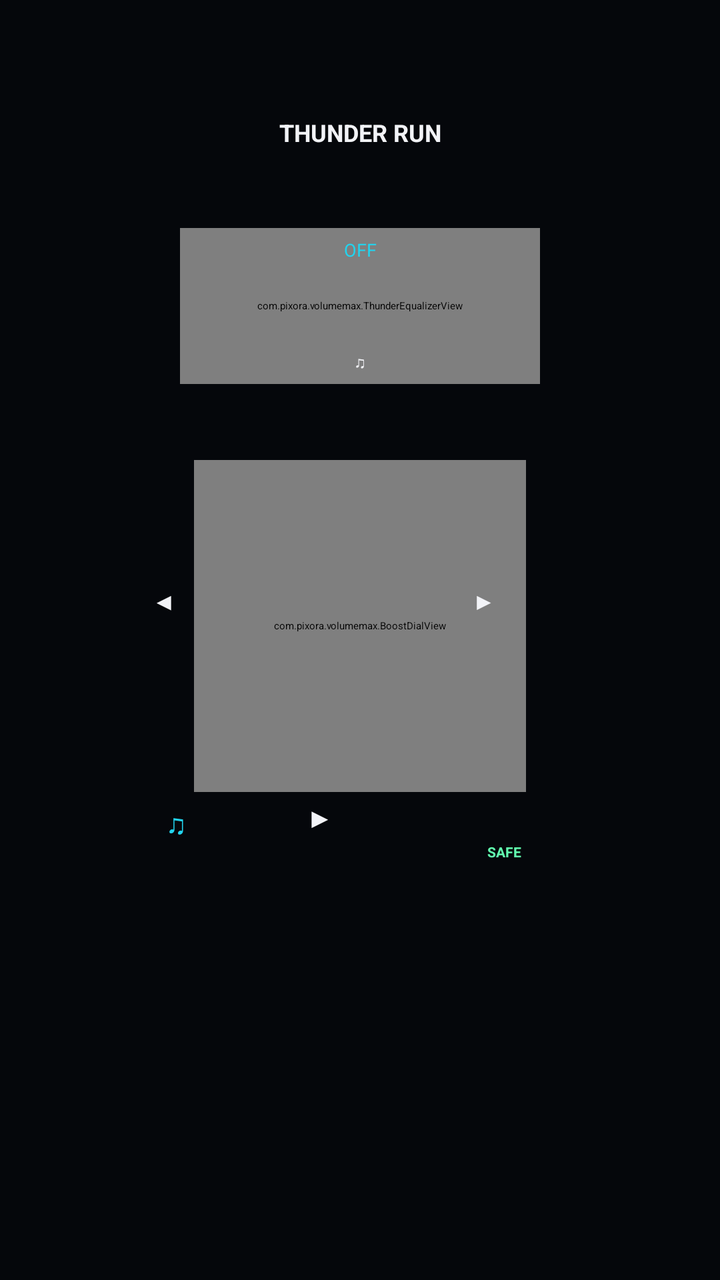
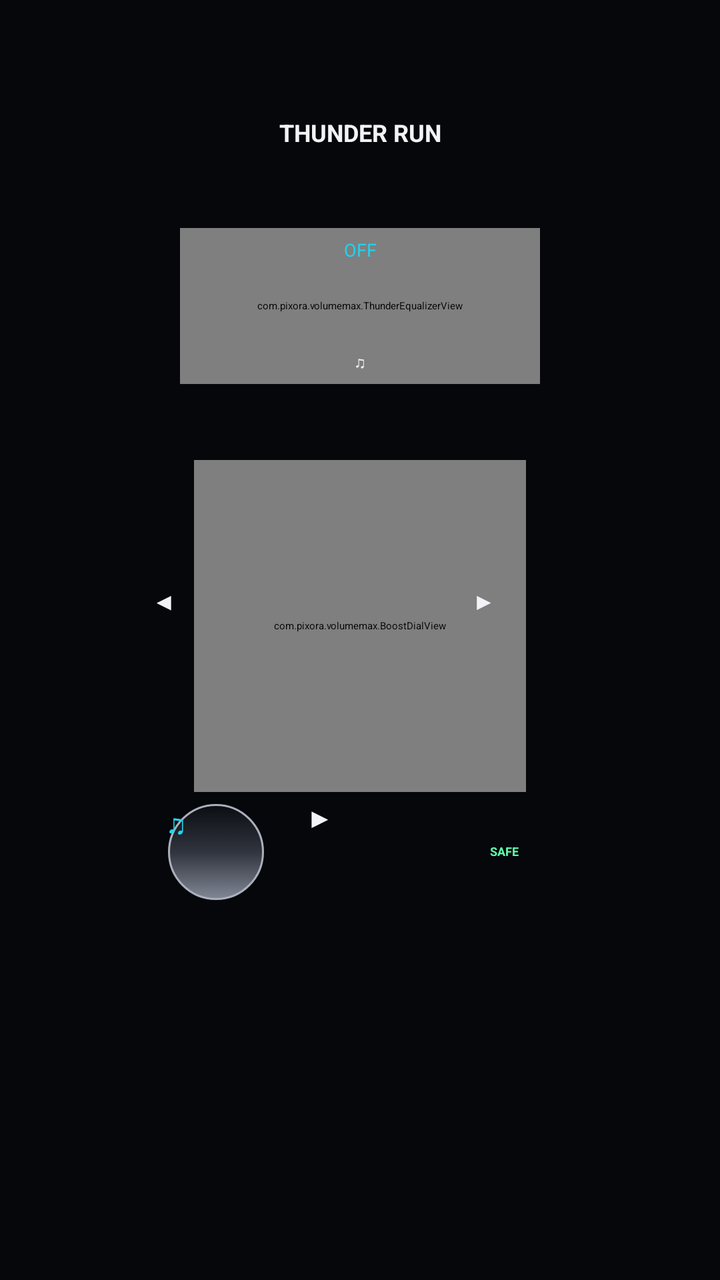

Before-and-after screenshots of an Android layout around one commit, followed by the original layout XML and the change that was made.
<!-- AndroidManifest.xml: application theme Theme.AudioBooster.Starting -->
<!-- res/layout/activity_main.xml -->
<?xml version="1.0" encoding="utf-8"?>
<ScrollView xmlns:android="http://schemas.android.com/apk/res/android"
    android:id="@+id/mainScroll" android:layout_width="match_parent" android:layout_height="match_parent"
    android:background="#05070B" android:fillViewport="true">
    <LinearLayout android:layout_width="match_parent" android:layout_height="wrap_content"
        android:gravity="center_horizontal" android:orientation="vertical">

        <FrameLayout android:layout_width="match_parent" android:layout_height="640dp">
            <ImageView android:layout_width="match_parent" android:layout_height="match_parent"
                android:contentDescription="@null" android:importantForAccessibility="no"
                android:scaleType="fitXY" android:src="@drawable/thunder_run_stereo_shell_v3" />

            <FrameLayout android:layout_width="196dp" android:layout_height="150dp"
                android:layout_gravity="top|center_horizontal" android:layout_marginTop="50dp"
                android:padding="8dp">
                <com.pixora.volumemax.ThunderEqualizerView android:id="@+id/thunderEqualizer"
                    android:layout_width="match_parent" android:layout_height="78dp"
                    android:layout_gravity="bottom" android:importantForAccessibility="no" />
                <TextView android:layout_width="match_parent" android:layout_height="wrap_content"
                    android:gravity="center" android:text="THUNDER RUN" android:textColor="@color/text_primary"
                    android:textSize="12sp" android:textStyle="bold" />
                <TextView android:id="@+id/tvGlobalState" android:layout_width="match_parent"
                    android:layout_height="wrap_content" android:layout_gravity="center"
                    android:gravity="center" android:text="OFF" android:textColor="@color/accent_cyan"
                    android:textSize="9sp" />
                <TextView android:id="@+id/tvExternalTrack" android:layout_width="match_parent"
                    android:layout_height="22dp" android:layout_gravity="bottom" android:ellipsize="end"
                    android:gravity="center" android:maxLines="1" android:text="♫"
                    android:textColor="@color/text_primary" android:textSize="8sp" />
            </FrameLayout>

            <com.pixora.volumemax.BoostDialView android:id="@+id/boostDial"
                android:layout_width="166dp" android:layout_height="166dp"
                android:layout_gravity="top|center_horizontal" android:layout_marginTop="230dp" />

            <Button android:id="@+id/btnExternalPrev" android:layout_width="48dp" android:layout_height="48dp"
                android:layout_gravity="top|start" android:layout_marginStart="76dp" android:layout_marginTop="292dp"
                android:background="@android:color/transparent" android:contentDescription="@string/previous_track"
                android:minWidth="0dp" android:padding="0dp" android:text="◀" android:textColor="@color/text_primary"
                android:textSize="12sp" />
            <Button android:id="@+id/btnExternalNext" android:layout_width="48dp" android:layout_height="48dp"
                android:layout_gravity="top|end" android:layout_marginTop="292dp" android:layout_marginEnd="76dp"
                android:background="@android:color/transparent" android:contentDescription="@string/next_track"
                android:minWidth="0dp" android:padding="0dp" android:text="▶" android:textColor="@color/text_primary"
                android:textSize="12sp" />

            <Button android:id="@+id/btnMediaAccess" android:layout_width="48dp" android:layout_height="48dp"
                android:layout_gravity="top|start" android:layout_marginStart="84dp" android:layout_marginTop="402dp"
                android:background="@android:color/transparent" android:contentDescription="@string/enable_media_access"
                android:minWidth="0dp" android:padding="0dp" android:text="♫" android:textColor="@color/accent_cyan"
                android:textSize="14sp" />
            <Button android:id="@+id/btnExternalPlayPause" android:layout_width="54dp" android:layout_height="54dp"
                android:layout_gravity="top|center_horizontal" android:layout_marginTop="399dp"
                android:background="@android:color/transparent" android:contentDescription="@string/play_pause_external"
                android:minWidth="0dp" android:padding="0dp" android:text="▶" android:textColor="@color/text_primary"
                android:textSize="14sp" />
            <TextView android:id="@+id/tvSafeLimiter" android:layout_width="48dp" android:layout_height="48dp"
                android:layout_gravity="top|end" android:layout_marginTop="402dp" android:layout_marginEnd="84dp"
                android:contentDescription="@string/safe_limiter_idle" android:gravity="center"
                android:text="SAFE" android:textColor="#62FFB0" android:textSize="7sp" android:textStyle="bold" />

            <Button android:id="@+id/btnGlobal100" android:layout_width="44dp" android:layout_height="90dp"
                android:layout_gravity="top|center_horizontal" android:layout_marginTop="486dp"
                android:layout_marginEnd="92dp" android:background="@android:color/transparent"
                android:contentDescription="100%" android:minWidth="0dp" android:text="" />
            <Button android:id="@+id/btnGlobal150" android:layout_width="44dp" android:layout_height="90dp"
                android:layout_gravity="top|center_horizontal" android:layout_marginTop="486dp"
                android:background="@android:color/transparent" android:contentDescription="150%"
                android:minWidth="0dp" android:text="" />
            <Button android:id="@+id/btnGlobalMax" android:layout_width="44dp" android:layout_height="90dp"
                android:layout_gravity="top|center_horizontal" android:layout_marginTop="486dp"
                android:layout_marginStart="92dp" android:background="@android:color/transparent"
                android:contentDescription="200%" android:minWidth="0dp" android:text="" />

            <Button android:id="@+id/btnThunderEq" android:layout_width="1dp" android:layout_height="1dp"
                android:layout_gravity="bottom|center_horizontal" android:visibility="invisible" />
        </FrameLayout>

        <LinearLayout android:layout_width="match_parent" android:layout_height="58dp"
            android:background="@drawable/bg_thunder_tray" android:gravity="center"
            android:orientation="horizontal" android:paddingHorizontal="16dp">
            <TextView android:id="@+id/sectionLocal" android:layout_width="36dp" android:layout_height="match_parent"
                android:contentDescription="@string/player_title" android:gravity="center"
                android:text="♫" android:textColor="@color/accent_cyan" android:textSize="17sp" />
            <TextView android:id="@+id/tvTrack" android:layout_width="0dp" android:layout_height="match_parent"
                android:layout_marginHorizontal="6dp" android:layout_weight="1" android:ellipsize="end"
                android:gravity="center_vertical" android:maxLines="1" android:text="—"
                android:textColor="@color/text_muted" android:textSize="9sp" />
            <Button android:id="@+id/btnSelectAudio" android:layout_width="46dp" android:layout_height="46dp"
                android:background="@drawable/bg_thunder_button" android:contentDescription="@string/select_audio"
                android:minWidth="0dp" android:padding="0dp" android:text="+" android:textColor="@color/text_primary" />
            <Button android:id="@+id/btnPlayPause" android:layout_width="46dp" android:layout_height="46dp"
                android:layout_marginStart="5dp" android:background="@drawable/bg_thunder_button"
                android:contentDescription="@string/play" android:minWidth="0dp" android:padding="0dp"
                android:text="▶" android:textColor="@color/accent_cyan" />
        </LinearLayout>

        <LinearLayout android:layout_width="match_parent" android:layout_height="50dp"
            android:gravity="center" android:orientation="horizontal">
            <Button android:id="@+id/btnGainOff" android:layout_width="58dp" android:layout_height="42dp"
                android:contentDescription="@string/gain_off" android:minWidth="0dp" android:text="0" />
            <Button android:id="@+id/btnGain3" android:layout_width="58dp" android:layout_height="42dp"
                android:layout_marginHorizontal="8dp" android:contentDescription="@string/gain_3"
                android:minWidth="0dp" android:text="+3" />
            <Button android:id="@+id/btnGain6" android:layout_width="58dp" android:layout_height="42dp"
                android:contentDescription="@string/gain_6" android:minWidth="0dp" android:text="+6" />
        </LinearLayout>

        <LinearLayout android:layout_width="match_parent" android:layout_height="wrap_content" android:visibility="gone">
            <SeekBar android:id="@+id/seekVolume" android:layout_width="match_parent" android:layout_height="wrap_content" />
            <TextView android:id="@+id/tvVolumeValue" android:layout_width="wrap_content" android:layout_height="wrap_content" />
            <TextView android:id="@+id/tvPlayerState" android:layout_width="wrap_content" android:layout_height="wrap_content" />
            <TextView android:id="@+id/sectionExternal" android:layout_width="wrap_content" android:layout_height="wrap_content" />
            <Button android:id="@+id/btnGlobalOff" android:layout_width="wrap_content" android:layout_height="wrap_content" />
            <Button android:id="@+id/btnGlobal30" android:layout_width="wrap_content" android:layout_height="wrap_content" />
            <Button android:id="@+id/btnGlobal60" android:layout_width="wrap_content" android:layout_height="wrap_content" />
            <Button android:id="@+id/btnGlobal125" android:layout_width="wrap_content" android:layout_height="wrap_content" />
            <Button android:id="@+id/btnGlobal175" android:layout_width="wrap_content" android:layout_height="wrap_content" />
            <Button android:id="@+id/btnVolume75" android:layout_width="wrap_content" android:layout_height="wrap_content" />
            <Button android:id="@+id/btnVolume100" android:layout_width="wrap_content" android:layout_height="wrap_content" />
        </LinearLayout>
    </LinearLayout>
</ScrollView>
<!-- resources referenced by this layout -->
<resources>
  <color name="accent_cyan">#22D3EE</color>
  <color name="text_muted">#A8A2C7</color>
  <color name="text_primary">#F2F3F7</color>
  <!-- drawable bg_thunder_tray (drawable) -->
  <?xml version="1.0" encoding="utf-8"?>
  <shape xmlns:android="http://schemas.android.com/apk/res/android" android:shape="rectangle">
      <solid android:color="#E80B0D14" />
      <corners android:radius="22dp" />
      <stroke android:width="1dp" android:color="#675DFF" />
      <padding android:left="16dp" android:top="16dp" android:right="16dp" android:bottom="18dp" />
  </shape>
  <string name="enable_media_access">Activar acceso multimedia</string>
  <string name="gain_3">~141%</string>
  <string name="gain_6">~200%</string>
  <string name="gain_off">100%</string>
  <string name="next_track">Canción siguiente</string>
  <string name="play">Reproducir</string>
  <string name="play_pause_external">Reproducir o pausar la sesión externa</string>
  <string name="player_title">Reproductor local con ganancia real</string>
  <string name="previous_track">Canción anterior</string>
  <string name="safe_limiter_idle">SAFE · EN ESPERA</string>
  <string name="select_audio">Elegir audio</string>
  <style name="Theme.AudioBooster.Starting" parent="Theme.SplashScreen">
          <item name="windowSplashScreenBackground">@color/splash_background</item>
          <item name="windowSplashScreenAnimatedIcon">@drawable/ic_audio_booster_brand</item>
          <item name="windowSplashScreenAnimationDuration">650</item>
          <item name="postSplashScreenTheme">@style/Theme.PixoraVolumeMax</item>
      </style>
  <color name="splash_background">#090718</color>
  <!-- drawable ic_audio_booster_brand (drawable) -->
  <?xml version="1.0" encoding="utf-8"?>
  <vector xmlns:android="http://schemas.android.com/apk/res/android"
      android:width="108dp"
      android:height="108dp"
      android:viewportWidth="108"
      android:viewportHeight="108">
      <path android:fillColor="#17122E" android:pathData="M54,4A50,50 0,1 0,54 104A50,50 0,1 0,54 4" />
      <path android:fillColor="#22D3EE" android:pathData="M22,58L31,58L38,42L47,72L57,31L66,66L74,49L86,49L86,57L79,57L65,82L58,58L48,86L37,58L34,66L22,66Z" />
      <path android:fillColor="#9B6CFF" android:pathData="M54,11A43,43 0,0 1,96 45L88,47A35,35 0,0 0,54 19Z" />
  </vector>
  <color name="primary_purple">#8A5CF6</color>
  <color name="bg_dark">#0E0B1E</color>
  <style name="Widget.AudioBooster.Button" parent="Widget.Material3.Button">
          <item name="cornerRadius">18dp</item>
          <item name="android:minHeight">52dp</item>
          <item name="backgroundTint">@color/primary_purple</item>
          <item name="android:textAllCaps">false</item>
          <item name="android:textStyle">bold</item>
      </style>
  <style name="ThemeOverlay.AudioBooster.Dialog" parent="ThemeOverlay.Material3.MaterialAlertDialog">
          <item name="colorSurface">@color/surface_dark</item>
          <item name="colorPrimary">@color/accent_cyan</item>
          <item name="colorOnSurface">@color/text_primary</item>
          <item name="shapeAppearanceMediumComponent">@style/ShapeAppearance.AudioBooster.Dialog</item>
      </style>
  <color name="surface_dark">#181332</color>
  <style name="ShapeAppearance.AudioBooster.Dialog" parent="ShapeAppearance.Material3.MediumComponent">
          <item name="cornerSize">28dp</item>
      </style>
</resources>

<!-- the commit's change to res/layout/activity_main.xml (unified diff, before → after) -->
@@ -8,7 +8,7 @@
         <FrameLayout android:layout_width="match_parent" android:layout_height="640dp">
             <ImageView android:layout_width="match_parent" android:layout_height="match_parent"
                 android:contentDescription="@null" android:importantForAccessibility="no"
-                android:scaleType="fitXY" android:src="@drawable/thunder_run_stereo_shell_v3" />
+                android:scaleType="fitXY" android:src="@drawable/thunder_run_stereo_shell_v4" />
 
             <FrameLayout android:layout_width="196dp" android:layout_height="150dp"
                 android:layout_gravity="top|center_horizontal" android:layout_marginTop="50dp"
@@ -29,6 +29,11 @@
                     android:textColor="@color/text_primary" android:textSize="8sp" />
             </FrameLayout>
 
+            <ImageView android:id="@+id/knobSprite" android:layout_width="116dp" android:layout_height="116dp"
+                android:layout_gravity="top|center_horizontal" android:layout_marginTop="244dp"
+                android:contentDescription="@null" android:importantForAccessibility="no"
+                android:scaleType="fitCenter" android:src="@drawable/thunder_volume_rotor_v1" />
+
             <com.pixora.volumemax.BoostDialView android:id="@+id/boostDial"
                 android:layout_width="166dp" android:layout_height="166dp"
                 android:layout_gravity="top|center_horizontal" android:layout_marginTop="230dp" />
@@ -46,7 +51,8 @@
 
             <Button android:id="@+id/btnMediaAccess" android:layout_width="48dp" android:layout_height="48dp"
                 android:layout_gravity="top|start" android:layout_marginStart="84dp" android:layout_marginTop="402dp"
-                android:background="@android:color/transparent" android:contentDescription="@string/enable_media_access"
+                android:background="@drawable/bg_stereo_round_button" android:backgroundTint="@null"
+                android:contentDescription="@string/enable_media_access"
                 android:minWidth="0dp" android:padding="0dp" android:text="♫" android:textColor="@color/accent_cyan"
                 android:textSize="14sp" />
             <Button android:id="@+id/btnExternalPlayPause" android:layout_width="54dp" android:layout_height="54dp"
@@ -57,7 +63,8 @@
             <TextView android:id="@+id/tvSafeLimiter" android:layout_width="48dp" android:layout_height="48dp"
                 android:layout_gravity="top|end" android:layout_marginTop="402dp" android:layout_marginEnd="84dp"
                 android:contentDescription="@string/safe_limiter_idle" android:gravity="center"
-                android:text="SAFE" android:textColor="#62FFB0" android:textSize="7sp" android:textStyle="bold" />
+                android:includeFontPadding="false" android:maxLines="1" android:text="SAFE"
+                android:textColor="#62FFB0" android:textSize="6sp" android:textStyle="bold" />
 
             <Button android:id="@+id/btnGlobal100" android:layout_width="44dp" android:layout_height="90dp"
                 android:layout_gravity="top|center_horizontal" android:layout_marginTop="486dp"
@@ -87,10 +94,12 @@
                 android:gravity="center_vertical" android:maxLines="1" android:text="—"
                 android:textColor="@color/text_muted" android:textSize="9sp" />
             <Button android:id="@+id/btnSelectAudio" android:layout_width="46dp" android:layout_height="46dp"
-                android:background="@drawable/bg_thunder_button" android:contentDescription="@string/select_audio"
+                android:background="@drawable/bg_stereo_round_button" android:backgroundTint="@null"
+                android:contentDescription="@string/select_audio"
                 android:minWidth="0dp" android:padding="0dp" android:text="+" android:textColor="@color/text_primary" />
             <Button android:id="@+id/btnPlayPause" android:layout_width="46dp" android:layout_height="46dp"
-                android:layout_marginStart="5dp" android:background="@drawable/bg_thunder_button"
+                android:layout_marginStart="5dp" android:background="@drawable/bg_stereo_round_button"
+                android:backgroundTint="@null"
                 android:contentDescription="@string/play" android:minWidth="0dp" android:padding="0dp"
                 android:text="▶" android:textColor="@color/accent_cyan" />
         </LinearLayout>
@@ -98,12 +107,17 @@
         <LinearLayout android:layout_width="match_parent" android:layout_height="50dp"
             android:gravity="center" android:orientation="horizontal">
             <Button android:id="@+id/btnGainOff" android:layout_width="58dp" android:layout_height="42dp"
-                android:contentDescription="@string/gain_off" android:minWidth="0dp" android:text="0" />
+                android:background="@drawable/bg_stereo_capsule_button" android:backgroundTint="@null"
+                android:contentDescription="@string/gain_off" android:minWidth="0dp" android:text="0"
+                android:textColor="@color/text_primary" />
             <Button android:id="@+id/btnGain3" android:layout_width="58dp" android:layout_height="42dp"
-                android:layout_marginHorizontal="8dp" android:contentDescription="@string/gain_3"
-                android:minWidth="0dp" android:text="+3" />
+                android:layout_marginHorizontal="8dp" android:background="@drawable/bg_stereo_capsule_button"
+                android:backgroundTint="@null" android:contentDescription="@string/gain_3"
+                android:minWidth="0dp" android:text="+3" android:textColor="@color/accent_cyan" />
             <Button android:id="@+id/btnGain6" android:layout_width="58dp" android:layout_height="42dp"
-                android:contentDescription="@string/gain_6" android:minWidth="0dp" android:text="+6" />
+                android:background="@drawable/bg_stereo_capsule_button" android:backgroundTint="@null"
+                android:contentDescription="@string/gain_6" android:minWidth="0dp" android:text="+6"
+                android:textColor="#FF7048" />
         </LinearLayout>
 
         <LinearLayout android:layout_width="match_parent" android:layout_height="wrap_content" android:visibility="gone">
